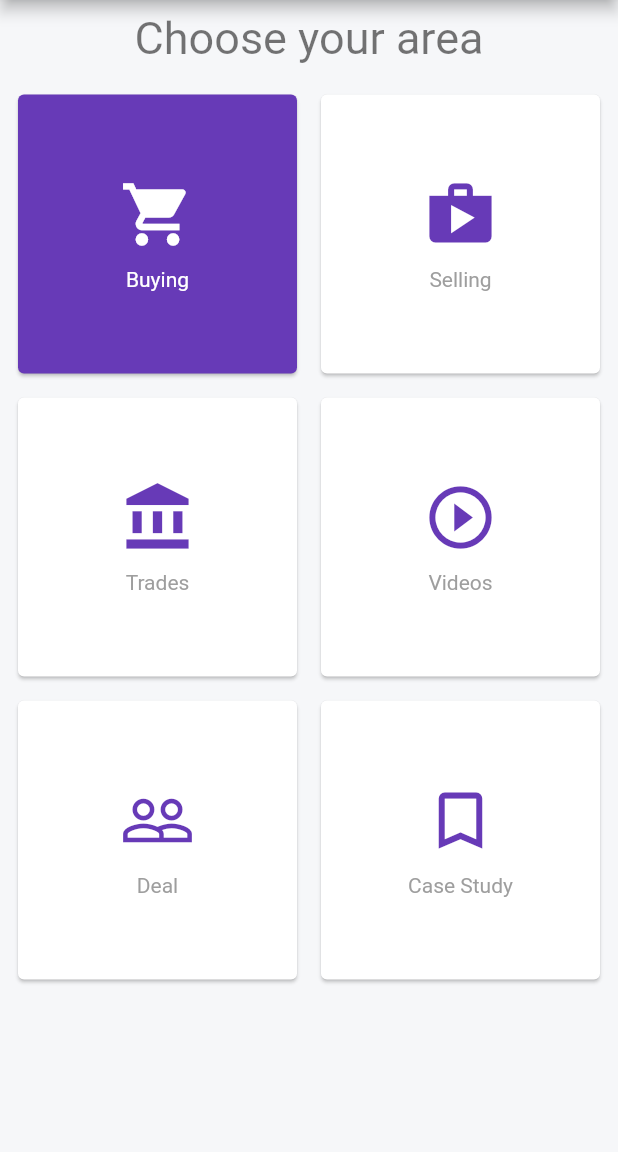
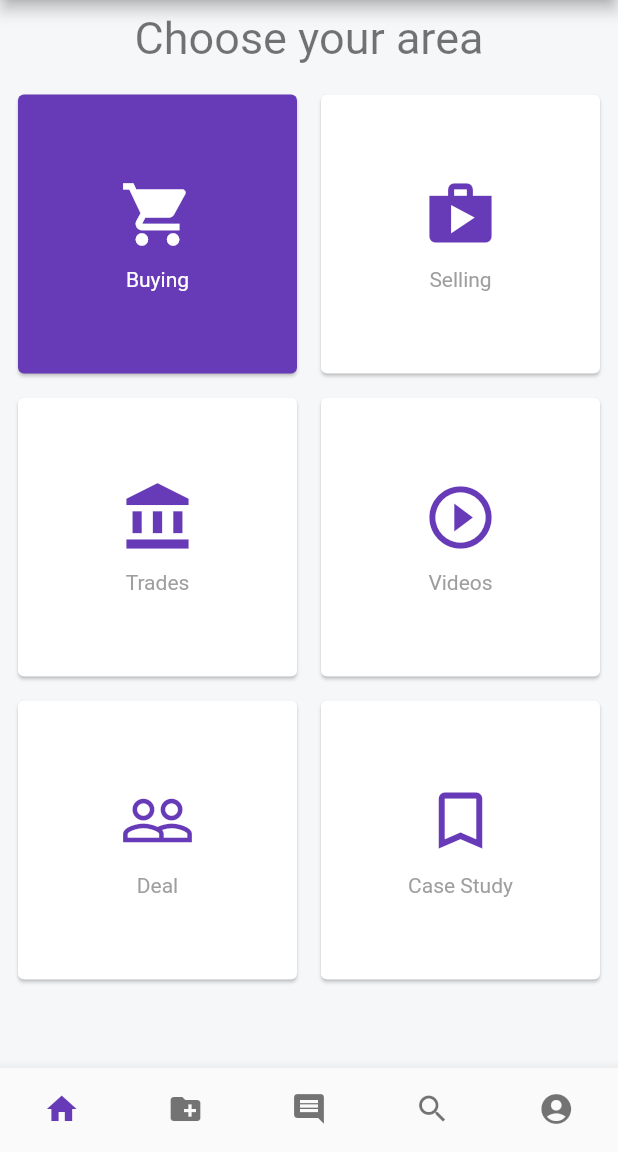
Before and after one commit to chanthavong/Vestimate-App-ui, a Flutter app: the screen it shows after launch, on a phone screen of 412 x 824 dp, the part 84-1236 px from its top. Run offline on Flutter 3.47's test engine with Material 2 defaults, Android fonts, the phone set to English and light mode, and no system bars.

Commit message:
add bottom nav

```diff
--- /dev/null
+++ b/lib/app_bottom_bar.dart
@@ -0,0 +1,34 @@
+import 'package:flutter/material.dart';
+
+class AppBottomBar extends StatefulWidget {
+  @override
+  _AppBottomBarState createState() => _AppBottomBarState();
+}
+
+class _AppBottomBarState extends State<AppBottomBar> {
+  int inx = 0;
+  @override
+  Widget build(BuildContext context) {
+    return BottomNavigationBar(
+        showUnselectedLabels: false,
+        showSelectedLabels: false,
+        type: BottomNavigationBarType.fixed,
+        currentIndex: inx,
+        onTap: (index) {
+          setState(() {
+            inx = index;
+          });
+        },
+        items: [
+          BottomNavigationBarItem(icon: Icon(Icons.home), title: Text('home')),
+          BottomNavigationBarItem(
+              icon: Icon(Icons.create_new_folder), title: Text('Feed')),
+          BottomNavigationBarItem(
+              icon: Icon(Icons.comment), title: Text('Comment')),
+          BottomNavigationBarItem(
+              icon: Icon(Icons.search), title: Text('Search')),
+          BottomNavigationBarItem(
+              icon: Icon(Icons.account_circle), title: Text('Profile')),
+        ]);
+  }
+}
--- a/lib/main.dart
+++ b/lib/main.dart
@@ -1,4 +1,6 @@
 import 'package:flutter/material.dart';
+
+import 'app_bottom_bar.dart';
 
 void main() => runApp(MyApp());
 
@@ -82,6 +84,7 @@ class MyHomePage extends StatelessWidget {
           )
         ],
       ),
+      bottomNavigationBar: AppBottomBar(),
     );
   }
 }
```
